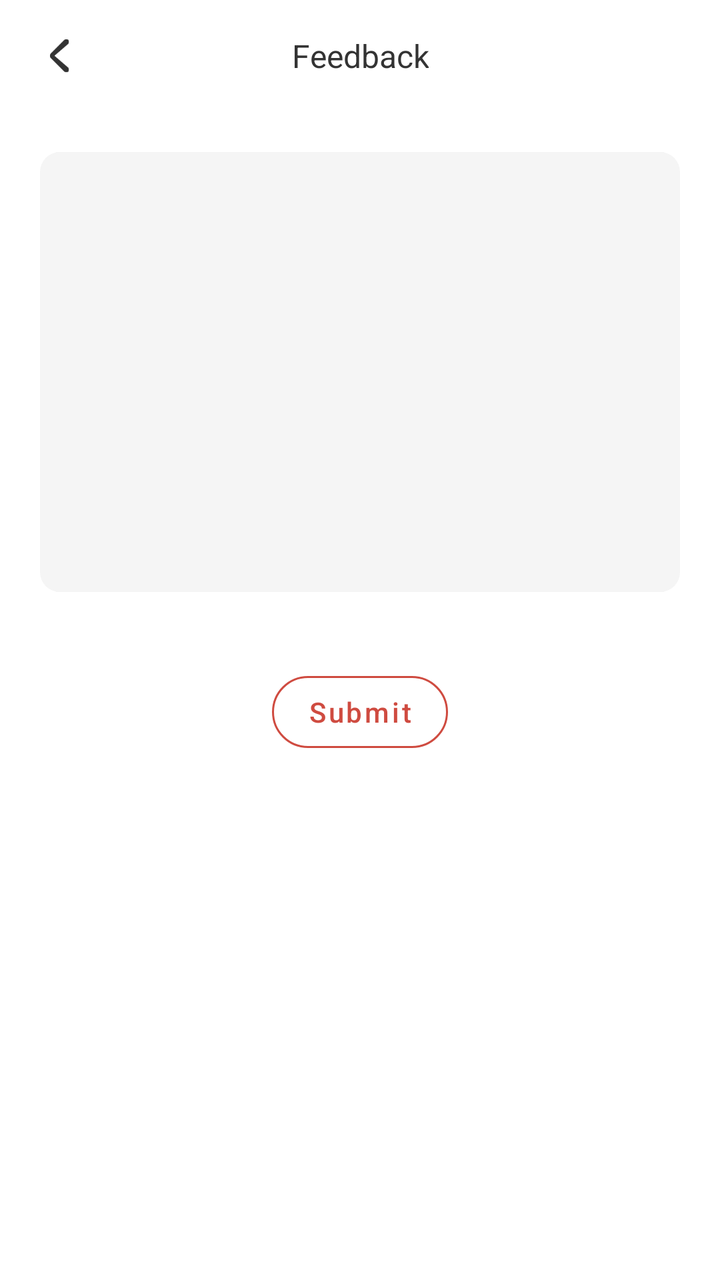
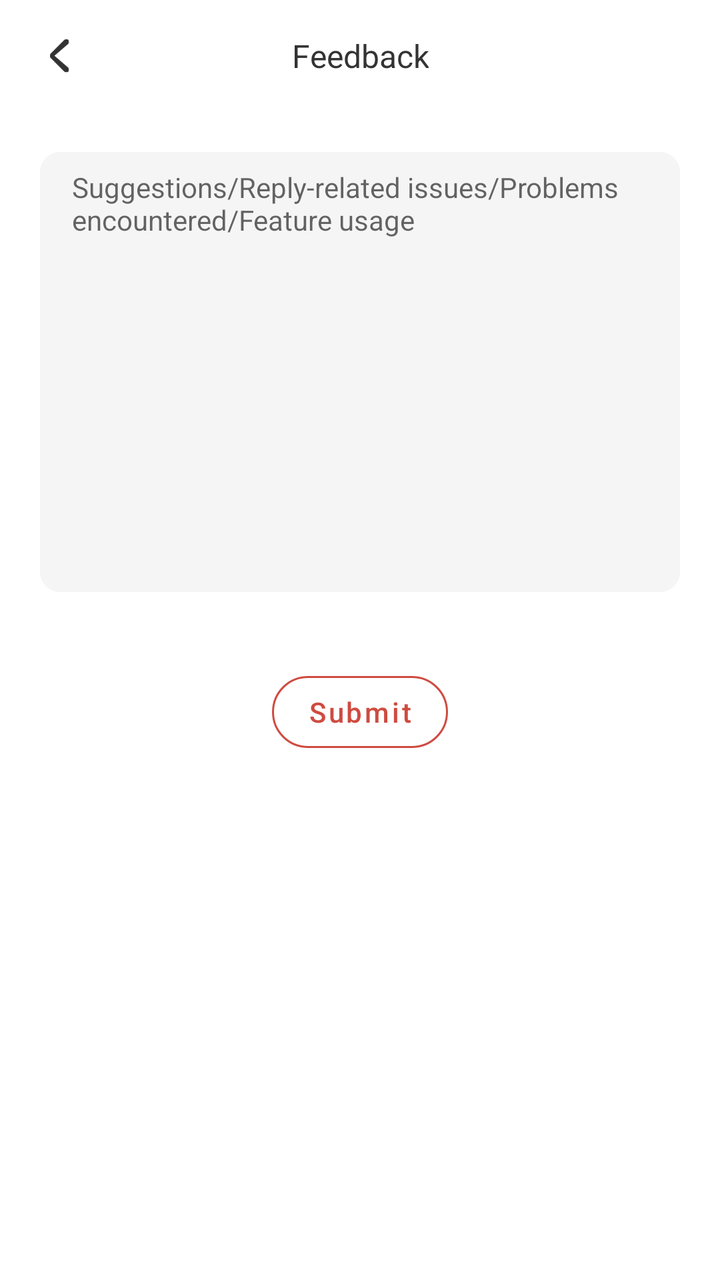

An Android layout rendered at two revisions. The XML below is the earlier revision; the diff shows what the commit changed to produce the second picture.
<!-- AndroidManifest.xml: application theme GGTheme -->
<!-- res/layout/activity_complaint.xml -->
<LinearLayout
    xmlns:android="http://schemas.android.com/apk/res/android"
    xmlns:app="http://schemas.android.com/apk/res-auto"
    android:layout_width="match_parent"
    android:layout_height="match_parent"
    android:id="@+id/main"
    android:orientation="vertical">

    <FrameLayout
        android:layout_width="match_parent"
        android:layout_height="?attr/actionBarSize">

        <FrameLayout
            android:id="@+id/home"
            android:layout_width="60dp"
            android:layout_height="match_parent"
            android:background="@android:color/transparent"
            android:clickable="true"
            android:focusable="true">

            <ImageView
                android:layout_width="wrap_content"
                android:layout_height="wrap_content"
                android:layout_gravity="center"
                android:src="@drawable/ic_back" />
        </FrameLayout>

        <TextView
            android:id="@+id/title"
            android:layout_width="wrap_content"
            android:layout_height="match_parent"
            android:layout_gravity="center"
            android:drawablePadding="6dp"
            android:ellipsize="end"
            android:text="@string/feedback"
            android:gravity="center"
            android:maxLength="10"
            android:singleLine="true"
            android:textColor="@color/item_text_normal"
            android:textSize="16sp">

        </TextView>
    </FrameLayout>

    <FrameLayout
        android:id="@+id/inputContainer"
        android:layout_width="match_parent"
        android:layout_height="wrap_content"
        android:layout_margin="20dp"
        android:background="@drawable/edittext_rounded_bg">
    <EditText
        android:id="@id/messageInput"
        android:layout_width="match_parent"
        android:layout_height="220dp"
        android:layout_marginStart="8dp"
        android:layout_marginEnd="8dp"
        android:gravity="top|left"
        android:background="@color/bg_gray_button"
        android:inputType="textAutoCorrect|textAutoComplete|textMultiLine|textCapSentences"
        android:padding="8dp"
        android:textSize="14sp" />
    </FrameLayout>

    <com.google.android.material.button.MaterialButton
        android:id="@+id/submit"
        android:layout_width="wrap_content"
        android:layout_height="wrap_content"
        android:layout_marginTop="16dp"
        android:stateListAnimator="@null"
        android:layout_gravity="center"
        android:textAllCaps="false"
        android:text="@string/submit"
        android:textColor="@color/item_text_selected"
        android:textSize="14sp"
        app:backgroundTint="@color/white"
        app:cornerRadius="24dp"
        app:elevation="0dp"
        app:strokeColor="@color/item_text_selected"
        app:strokeWidth="1dp" />
</LinearLayout>
<!-- resources referenced by this layout -->
<resources>
  <color name="bg_gray_button">#F5F5F5</color>
  <color name="item_text_normal">#333333</color>
  <color name="item_text_selected">#FFCF4B40</color>
  <color name="white">#FFFFFFFF</color>
  <!-- drawable edittext_rounded_bg (drawable) -->
  <?xml version="1.0" encoding="utf-8"?>
  <shape xmlns:android="http://schemas.android.com/apk/res/android"
      android:shape="rectangle">
  
  
  
  
  
  
      
      <solid android:color="@color/bg_gray_button" />
  
      
      <corners android:radius="10dp" />
  
  
  
  
  
  
  
  </shape>
  <!-- drawable ic_back: png bitmap (drawable-hdpi, 677 bytes) -->
  <string name="feedback">Feedback</string>
  <string name="submit">Submit</string>
  <style name="GGTheme" parent="Theme.MaterialComponents.Light.Bridge">
          <item name="android:windowIsTranslucent">true</item>
  
          
  
          
          <item name="android:windowFullscreen">false</item>
          <item name="windowActionBar">false</item>
          <item name="android:windowActionBar">false</item>
          <item name="windowNoTitle">true</item>
          <item name="android:windowNoTitle">true</item>
          
          <item name="android:windowBackground">@color/white</item>
          
          <item name="android:navigationBarColor">@color/white</item>
          
          <item name="android:statusBarColor">@color/white</item>
  
  
  
  
  
          <item name="colorPrimary">@color/white</item>
          <item name="colorPrimaryDark">#2D8659</item>
  
          <item name="colorAccent">#339966</item>
          <item name="colorControlNormal">@color/text_primary</item>
  
          <item name="outcomingDefaultBubbleColor">#2D8659</item>
          <item name="outcomingDefaultBubblePressedColor">#2D8659</item>
  
  
  
  
      </style>
  <color name="text_primary">@android:color/black</color>
</resources>

<!-- the commit's change to res/layout/activity_complaint.xml (unified diff, before → after) -->
@@ -54,6 +54,7 @@
         android:layout_height="220dp"
         android:layout_marginStart="8dp"
         android:layout_marginEnd="8dp"
+        android:hint="@string/hint_complaint"
         android:gravity="top|left"
         android:background="@color/bg_gray_button"
         android:inputType="textAutoCorrect|textAutoComplete|textMultiLine|textCapSentences"
<!-- resource entries referenced after the edit -->
@@ -29,6 +29,7 @@
   </shape>
   <!-- drawable ic_back: png bitmap (drawable-hdpi, 677 bytes) -->
   <string name="feedback">Feedback</string>
+  <string name="hint_complaint">Suggestions/Reply-related issues/Problems encountered/Feature usage</string>
   <string name="submit">Submit</string>
   <style name="GGTheme" parent="Theme.MaterialComponents.Light.Bridge">
           <item name="android:windowIsTranslucent">true</item>
